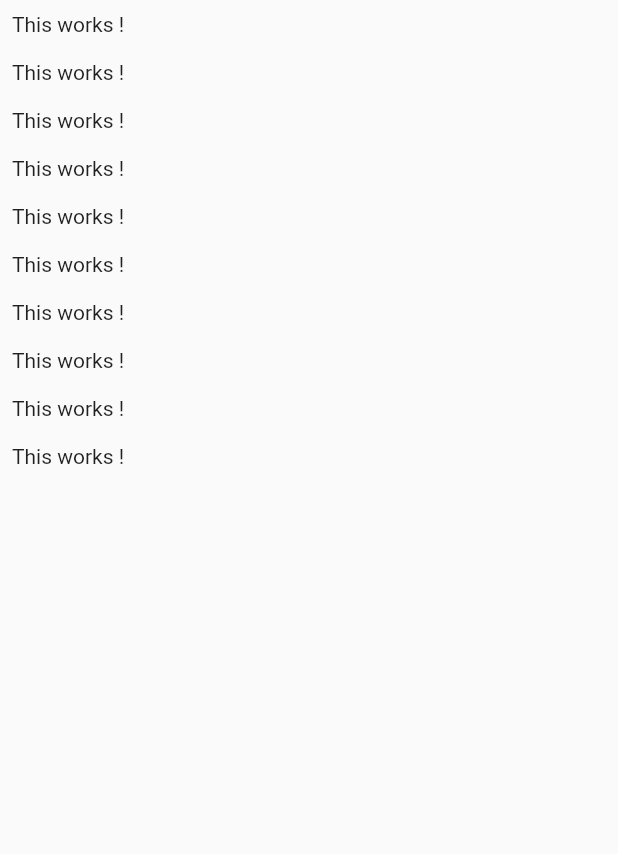
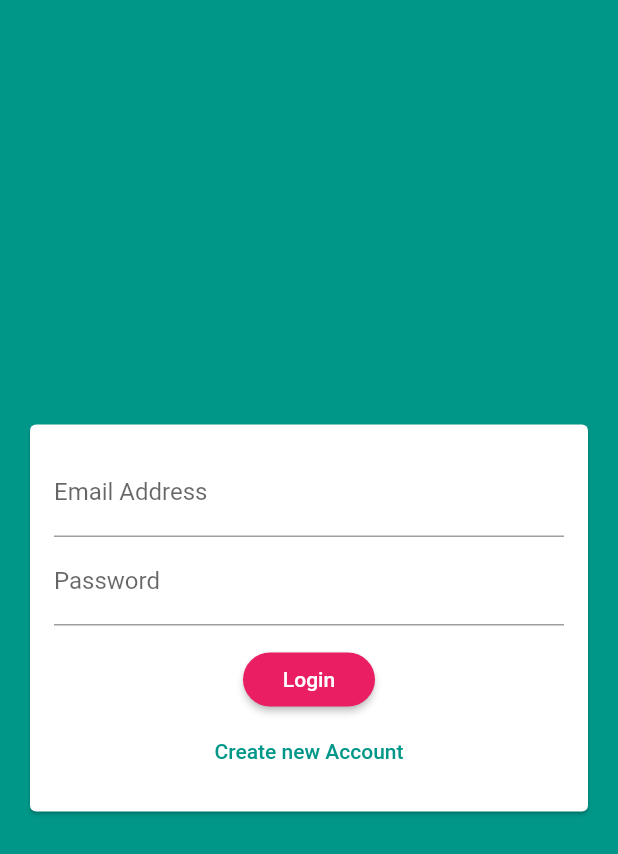
Before and after one commit to gerald-tetteh/Flutter-Chat-App, a Flutter app: the screen it shows after launch, on a phone screen of 412 x 824 dp. Shown: the top 854 px of the screen. Run offline on Flutter 3.47's test engine with Material 2 defaults, Android fonts, the phone set to English and light mode, and no system bars; our stand-ins replace cloud_firestore, firebase_auth, firebase_messaging, firebase_storage, image_picker; accounts and stored records are empty.

Commit message:
added chat page, firebase and auth page

```diff
--- a/lib/main.dart
+++ b/lib/main.dart
@@ -5,7 +5,9 @@
 */
 
 import 'package:flutter/material.dart';
+import 'package:firebase_auth/firebase_auth.dart';
 
+import './screens/auth_screen.dart';
 import './screens/chat_screen.dart';
 
 void main() {
@@ -18,10 +20,28 @@ class MyApp extends StatelessWidget {
     return MaterialApp(
       title: 'FlutterChat',
       theme: ThemeData(
-        primarySwatch: Colors.blue,
+        primarySwatch: Colors.teal,
+        backgroundColor: Colors.teal,
+        accentColor: Colors.tealAccent,
+        accentColorBrightness: Brightness.dark,
+        buttonTheme: ButtonTheme.of(context).copyWith(
+          buttonColor: Colors.pink,
+          textTheme: ButtonTextTheme.primary,
+          shape: RoundedRectangleBorder(
+            borderRadius: BorderRadius.circular(20),
+          ),
+        ),
         visualDensity: VisualDensity.adaptivePlatformDensity,
       ),
-      home: ChatScreen(),
+      home: StreamBuilder(
+        stream: FirebaseAuth.instance.onAuthStateChanged,
+        builder: (context, snapshot) {
+          if (snapshot.hasData) {
+            return ChatScreen();
+          }
+          return AuthScreen();
+        },
+      ),
     );
   }
 }
--- a/lib/screens/auth_screen.dart
+++ b/lib/screens/auth_screen.dart
@@ -0,0 +1,89 @@
+/*
+  * Author: Gerald Addo - Tetteh
+  * Chat App
+  * Authentication Screen
+*/
+import 'dart:io';
+
+import 'package:flutter/material.dart';
+import 'package:firebase_auth/firebase_auth.dart';
+import 'package:cloud_firestore/cloud_firestore.dart';
+import 'package:flutter/services.dart';
+import 'package:firebase_storage/firebase_storage.dart';
+
+import '../widgets/auth/auth_form.dart';
+
+class AuthScreen extends StatefulWidget {
+  @override
+  _AuthScreenState createState() => _AuthScreenState();
+}
+
+class _AuthScreenState extends State<AuthScreen> {
+  final _auth = FirebaseAuth.instance;
+  var _isLoading = false;
+
+  void _submitAuthForm(
+      {String email,
+      String password,
+      String username,
+      File pickedImage,
+      bool isLogin,
+      BuildContext ctx}) async {
+    AuthResult authResult;
+    try {
+      setState(() {
+        _isLoading = true;
+      });
+      if (isLogin) {
+        authResult = await _auth.signInWithEmailAndPassword(
+          email: email,
+          password: password,
+        );
+      } else {
+        authResult = await _auth.createUserWithEmailAndPassword(
+          email: email,
+          password: password,
+        );
+        final ref = FirebaseStorage.instance
+            .ref()
+            .child("user_image")
+            .child(authResult.user.uid + ".jpg");
+        await ref.putFile(pickedImage).onComplete;
+        final url = await ref.getDownloadURL();
+        await Firestore.instance
+            .collection("users")
+            .document(authResult.user.uid)
+            .setData({
+          "username": username,
+          "email": email,
+          "imageUrl": url,
+        });
+      }
+    } on PlatformException catch (err) {
+      var message = "An error occured, please check your credentials";
+      if (err.message != null) {
+        message = err.message;
+      }
+      Scaffold.of(ctx).showSnackBar(SnackBar(
+        content: Text(message),
+        backgroundColor: Theme.of(ctx).errorColor,
+      ));
+      setState(() {
+        _isLoading = true;
+      });
+    } catch (err) {
+      print(err);
+      setState(() {
+        _isLoading = true;
+      });
+    }
+  }
+
+  @override
+  Widget build(BuildContext context) {
+    return Scaffold(
+      backgroundColor: Theme.of(context).primaryColor,
+      body: AuthForm(_submitAuthForm, _isLoading),
+    );
+  }
+}
--- /dev/null
+++ b/lib/widgets/auth/auth_form.dart
@@ -0,0 +1,152 @@
+/*
+  * Author: Gerald Addo - Tetteh
+  * Chat App
+  * Authentication Form
+*/
+import 'dart:io';
+
+import 'package:flutter/material.dart';
+
+import '../pickers/user_image_picker.dart';
+
+class AuthForm extends StatefulWidget {
+  AuthForm(this.submitFn, this.isLoading);
+
+  final void Function({
+    String email,
+    String password,
+    String username,
+    File pickedImage,
+    bool isLogin,
+    BuildContext ctx,
+  }) submitFn;
+  final bool isLoading;
+  @override
+  _AuthFormState createState() => _AuthFormState();
+}
+
+class _AuthFormState extends State<AuthForm> {
+  final _formKey = GlobalKey<FormState>();
+  var _isLogin = true;
+  var _userEmail = "";
+  var _userName = "";
+  var _userPassword = "";
+  File _userImageFile;
+
+  void _pickedImage(File image) {
+    _userImageFile = image;
+  }
+
+  void _trySubmit() {
+    final isValid = _formKey.currentState.validate();
+    FocusScope.of(context).unfocus();
+    if (_userImageFile == null && !_isLogin) {
+      Scaffold.of(context).showSnackBar(
+        SnackBar(
+          content: Text("Plase pick an image"),
+          backgroundColor: Theme.of(context).errorColor,
+        ),
+      );
+      return;
+    }
+    if (isValid) {
+      _formKey.currentState.save();
+      widget.submitFn(
+        email: _userEmail.trim(),
+        password: _userPassword.trim(),
+        username: _userName.trim(),
+        pickedImage: _userImageFile,
+        isLogin: _isLogin,
+        ctx: context,
+      );
+    }
+  }
+
+  @override
+  Widget build(BuildContext context) {
+    return Center(
+      child: Card(
+        margin: EdgeInsets.all(20),
+        child: SingleChildScrollView(
+          child: Padding(
+            padding: EdgeInsets.all(16),
+            child: Form(
+              key: _formKey,
+              child: Column(
+                mainAxisSize: MainAxisSize.min,
+                children: [
+                  if (!_isLogin) UserImagePicker(_pickedImage),
+                  TextFormField(
+                    key: ValueKey("email"),
+                    validator: (value) {
+                      if (value.isEmpty || !value.contains("@")) {
+                        return "Please enter a valid email";
+                      }
+                      return null;
+                    },
+                    keyboardType: TextInputType.emailAddress,
+                    decoration: InputDecoration(
+                      labelText: "Email Address",
+                    ),
+                    onSaved: (value) {
+                      _userEmail = value;
+                    },
+                  ),
+                  if (!_isLogin)
+                    TextFormField(
+                      key: ValueKey("username"),
+                      validator: (value) {
+                        if (value.isEmpty || value.length < 4) {
+                          return "Please enter at least 4 characters";
+                        }
+                        return null;
+                      },
+                      decoration: InputDecoration(
+                        labelText: "Username",
+                      ),
+                      onSaved: (value) {
+                        _userName = value;
+                      },
+                    ),
+                  TextFormField(
+                    key: ValueKey("Password"),
+                    validator: (value) {
+                      if (value.isEmpty || value.length < 7) {
+                        return "Password must be at least 7 characters log.";
+                      }
+                      return null;
+                    },
+                    decoration: InputDecoration(
+                      labelText: "Password",
+                    ),
+                    onSaved: (value) {
+                      _userPassword = value;
+                    },
+                    obscureText: true,
+                  ),
+                  SizedBox(height: 12),
+                  if (widget.isLoading) CircularProgressIndicator(),
+                  if (!widget.isLoading)
+                    RaisedButton(
+                      child: Text(_isLogin ? "Login" : "Signup"),
+                      onPressed: _trySubmit,
+                    ),
+                  if (!widget.isLoading)
+                    FlatButton(
+                      textColor: Theme.of(context).primaryColor,
+                      child: Text(_isLogin
+                          ? "Create new Account"
+                          : "I already have an account"),
+                      onPressed: () {
+                        setState(() => _isLogin = !_isLogin);
+                      },
+                    ),
+                ],
+              ),
+            ),
+          ),
+        ),
+      ),
+    );
+  }
+}
--- a/pubspec.yaml
+++ b/pubspec.yaml
@@ -23,11 +23,16 @@ environment:
 dependencies:
   flutter:
     sdk: flutter
+  image_picker: ^0.6.7+7
 
 
   # The following adds the Cupertino Icons font to your application.
   # Use with the CupertinoIcons class for iOS style icons.
   cupertino_icons: ^1.0.0
+  cloud_firestore: ^0.13.5
+  firebase_auth: ^0.16.0
+  firebase_storage: ^3.1.5
+  firebase_messaging: ^6.0.13
 
 dev_dependencies:
   flutter_test:
```
Also changed, not shown: lib/screens/chat_screen.dart (+72 -6 lines), lib/widgets/chat/message_bubble.dart (added, +74 -0 lines), lib/widgets/chat/messages.dart (added, +48 -0 lines), lib/widgets/chat/new_message.dart (added, +58 -0 lines), lib/widgets/pickers/user_image_picker.dart (added, +48 -0 lines), pubspec.lock, 2 other files.
